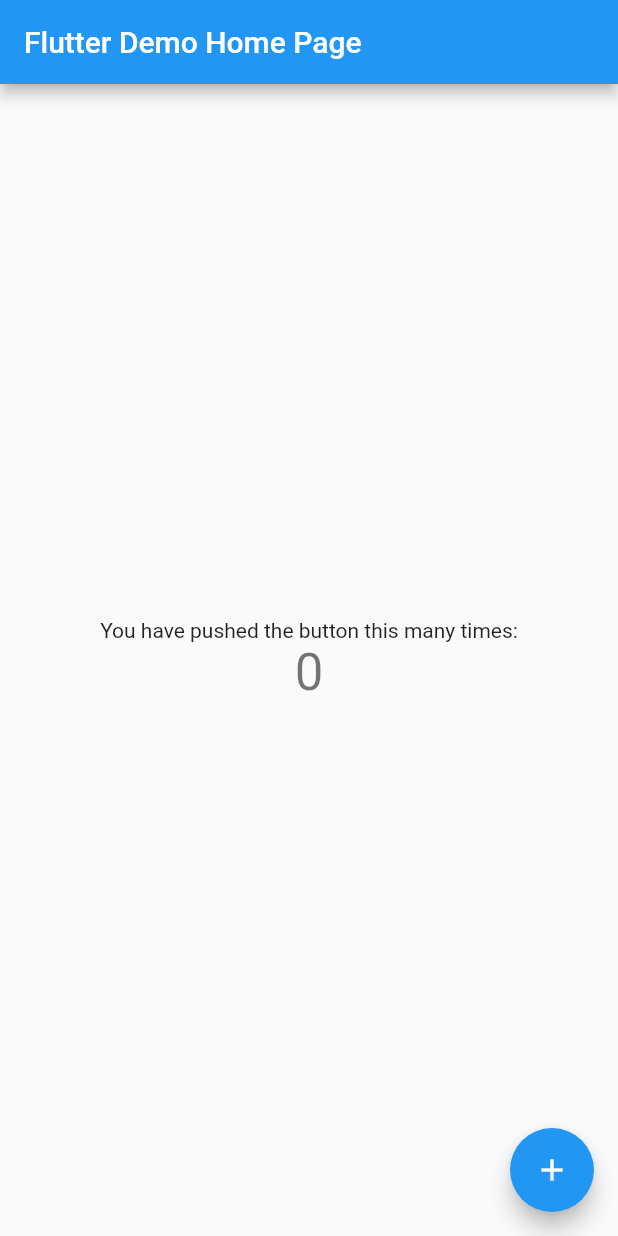
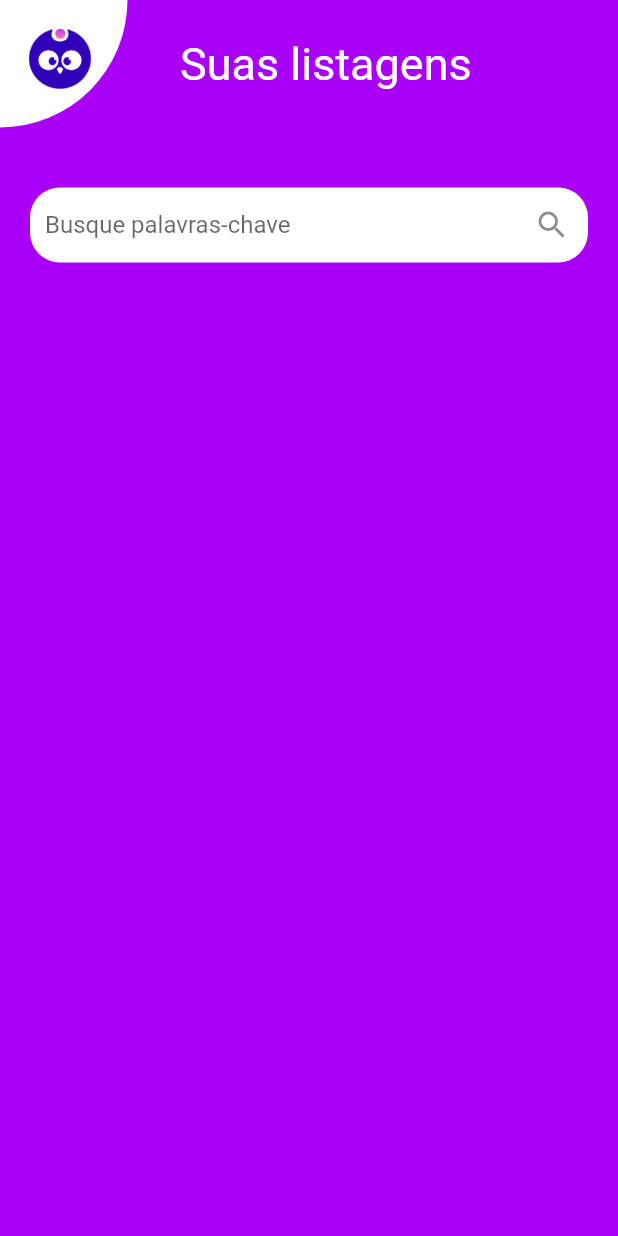
Before and after one commit to vvctort/app_todo_lovepeople, a Flutter app: the screen it shows after launch, on a phone screen of 412 x 824 dp. Run offline on Flutter 3.47's test engine with Material 2 defaults, Android fonts, the phone set to English and light mode, and no system bars.

Commit message:
criei as pastas mvp, arrumei a main-dart,comecei a prancheta 4

```diff
--- a/lib/main.dart
+++ b/lib/main.dart
@@ -1,3 +1,5 @@
+import 'package:app_todo_lovepeople/view/prancheta4_page.dart';
+import 'package:app_todo_lovepeople/view/prancheta5_page.dart';
 import 'package:flutter/material.dart';
 
 void main() {
@@ -7,69 +9,16 @@
 class MyApp extends StatelessWidget {
   const MyApp({Key? key}) : super(key: key);
 
-
   @override
   Widget build(BuildContext context) {
     return MaterialApp(
-      title: 'Flutter Demo',
-      theme: ThemeData(
-
-        primarySwatch: Colors.blue,
-      ),
-      home: const MyHomePage(title: 'Flutter Demo Home Page'),
+      debugShowCheckedModeBanner: false,
+      title: 'lista de tarefas',
+      initialRoute: '/list',
+      routes: {
+        '/list': (context) => const ListPage(),
+        '/createTask':(context) => CreateTask(),
+      },
     );
   }
 }
-
-class MyHomePage extends StatefulWidget {
-  const MyHomePage({Key? key, required this.title}) : super(key: key);
-
-
-  final String title;
-
-  @override
-  State<MyHomePage> createState() => _MyHomePageState();
-}
-
-class _MyHomePageState extends State<MyHomePage> {
-  int _counter = 0;
-
-  void _incrementCounter() {
-    setState(() {
-
-      _counter++;
-    });
-  }
-
-  @override
-  Widget build(BuildContext context) {
-
-    return Scaffold(
-      appBar: AppBar(
-
-        title: Text(widget.title),
-      ),
-      body: Center(
-
-        child: Column(
-
-          mainAxisAlignment: MainAxisAlignment.center,
-          children: <Widget>[
-            const Text(
-              'You have pushed the button this many times:',
-            ),
-            Text(
-              '$_counter',
-              style: Theme.of(context).textTheme.headline4,
-            ),
-          ],
-        ),
-      ),
-      floatingActionButton: FloatingActionButton(
-        onPressed: _incrementCounter,
-        tooltip: 'Increment',
-        child: const Icon(Icons.add),
-      ),
-    );
-  }
-}
--- /dev/null
+++ b/lib/view/prancheta4_page.dart
@@ -0,0 +1,83 @@
+import 'package:flutter/material.dart';
+
+class ListPage extends StatefulWidget {
+  const ListPage({Key? key}) : super(key: key);
+
+  @override
+  State<ListPage> createState() => _ListPageState();
+}
+
+class _ListPageState extends State<ListPage> {
+  List<String> lista = ['pato', 'gato'];
+  @override
+  Widget build(BuildContext context) {
+    return Scaffold(
+      body: SafeArea(
+        child: Column(
+          children: [
+            Row(
+              children: [
+                Stack(
+                  children: [
+                    Container(
+                      width: 85,
+                      height: 85,
+                      decoration: const BoxDecoration(
+                        color: Colors.white,
+                        borderRadius: BorderRadius.only(
+                          bottomRight: Radius.circular(1000),
+                        ),
+                      ),
+                    ),
+                    Image.asset(
+                      'assets/images/logo_coruja.png',
+                      width: 80,
+                      height: 80,
+                    ),
+                  ],
+                ),
+                const SizedBox(
+                  width: 35,
+                ),
+                const Text(
+                  'Suas listagens',
+                  style: TextStyle(color: Colors.white, fontSize: 30),
+                ),
+              ],
+            ),
+            const SizedBox(
+              height: 40,
+            ),
+            Container(
+              padding: const EdgeInsets.only(left: 10),
+              margin: const EdgeInsets.symmetric(horizontal: 20),
+              height: 50,
+              decoration: BoxDecoration(
+                color: Colors.white,
+                borderRadius: BorderRadius.circular(20),
+              ),
+              child: TextField(
+                decoration: InputDecoration(
+                  labelText: 'Busque palavras-chave',
+                  border: InputBorder.none,
+                  suffixIcon: IconButton(
+                    onPressed: () {},
+                    icon: const Icon(Icons.search),
+                  ),
+                ),
+              ),
+            ),
+            Container(
+              height: 100,
+              margin: const EdgeInsets.symmetric(horizontal: 20),
+              decoration: BoxDecoration(
+                borderRadius: BorderRadius.circular(20),
+              ),
+            ),
+          ],
+        ),
+      ),
+      backgroundColor: const Color.fromARGB(255, 169, 1, 247),
+    );
+  }
+}
--- /dev/null
+++ b/lib/view/prancheta5_page.dart
@@ -0,0 +1,15 @@
+import 'package:flutter/material.dart';
+
+class CreateTask extends StatefulWidget {
+  CreateTask({Key? key}) : super(key: key);
+
+  @override
+  State<CreateTask> createState() => _CreateTaskState();
+}
+
+class _CreateTaskState extends State<CreateTask> {
+  @override
+  Widget build(BuildContext context) {
+    return Container();
+  }
+}
```
Also changed, not shown: pubspec.yaml (+4 -3 lines), assets/images/logo_coruja.png (added), pubspec.lock.
